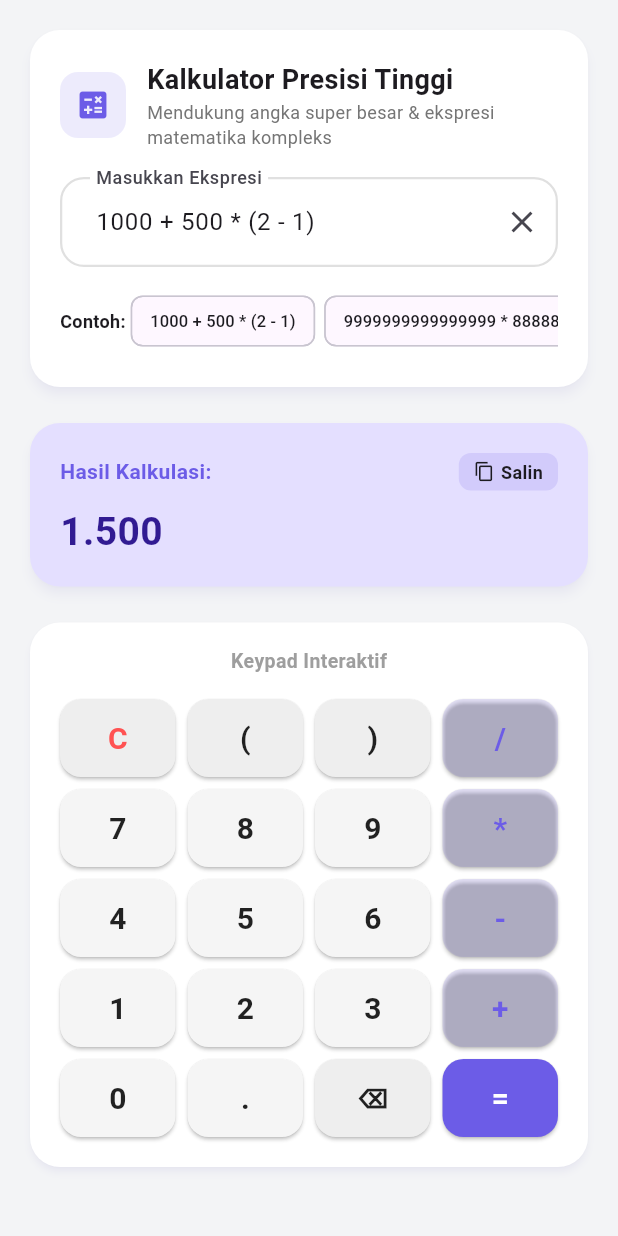
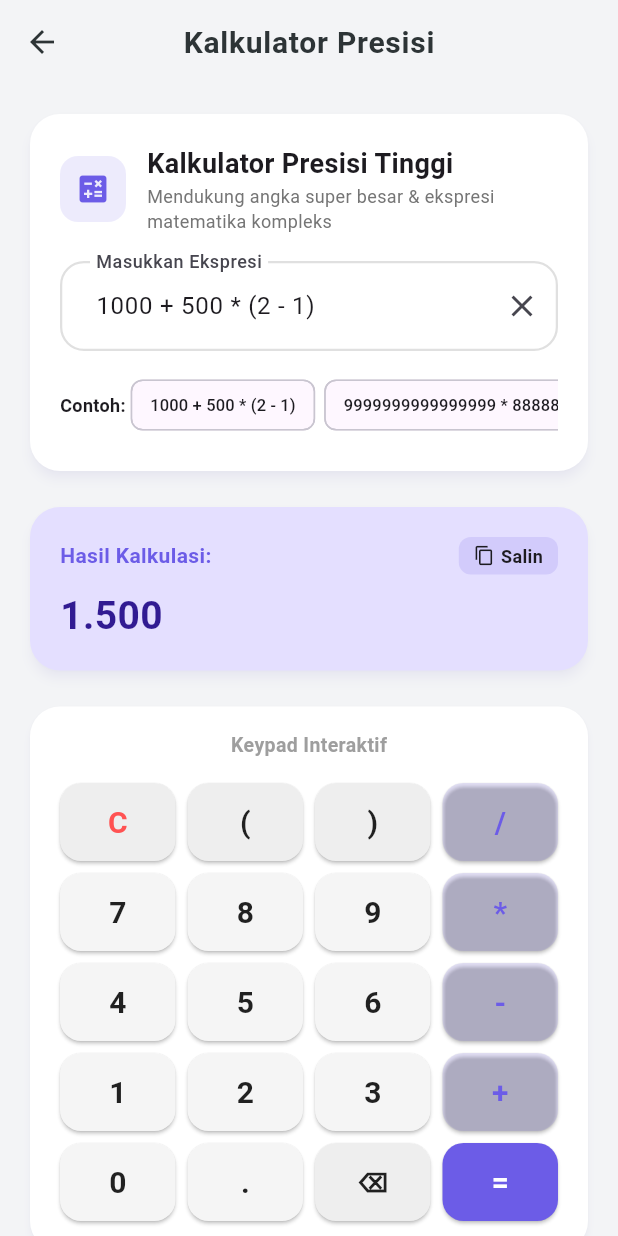
Before and after one commit to Ade-Nugraha48/aplikasi_kalkulator_kece, a Flutter app: the ViewKalkulator screen opened directly, after a tap on "1000 + 500 * (2 - 1)", on a phone screen of 412 x 824 dp. Run offline on Flutter 3.47's test engine with Material 3 defaults, Android fonts, the phone set to English and light mode, and no system bars; our stand-ins replace shared_preferences, supabase_flutter; accounts and stored records are empty.

Commit message:
benerin ui/ux tugas 1

```diff
--- a/lib/features/calculator/services/calculator_service.dart
+++ b/lib/features/calculator/services/calculator_service.dart
@@ -16,7 +16,7 @@ class KalkulatorService {
     String trimmed = input.trim();
     if (trimmed.isEmpty) return;
 
-    RegExp tokenRegExp = RegExp(r'(\d+(?:[\.,]\d+)?(?:[eE][+-]?\d+)?|[\+\-\*/\(\)])');
+    RegExp tokenRegExp = RegExp(r'(\d+(?:[\.,]\d*)?(?:[eE][+-]?\d+)?|[\+\-\*/\(\)])');
     Iterable<RegExpMatch> matches = tokenRegExp.allMatches(trimmed);
 
     for (Match m in matches) {
@@ -37,7 +37,16 @@ class KalkulatorService {
           _tokens.add(item);
         }
       } else if (_isOperator(_tokens.last)) {
-        _tokens[_tokens.length - 1] = item;
+        if (item == '-' && (_tokens.last == '*' || _tokens.last == '/')) {
+          _tokens.add(item);
+        } else {
+          if (_tokens.length >= 2 && _isOperator(_tokens[_tokens.length - 2])) {
+            _tokens.removeLast();
+            _tokens[_tokens.length - 1] = item;
+          } else {
+            _tokens[_tokens.length - 1] = item;
+          }
+        }
       } else {
         _tokens.add(item);
       }
--- a/lib/features/calculator/views/calculator_view.dart
+++ b/lib/features/calculator/views/calculator_view.dart
@@ -100,8 +100,12 @@ class _ViewKalkulatorState extends State<ViewKalkulator> {
     final theme = Theme.of(context);
     final isDark = theme.brightness == Brightness.dark;
 
-    return SingleChildScrollView(
-      padding: const EdgeInsets.all(16.0),
+    return Scaffold(
+      appBar: AppBar(
+        title: const Text('Kalkulator Presisi'),
+      ),
+      body: SingleChildScrollView(
+        padding: const EdgeInsets.all(16.0),
       child: Center(
         child: ConstrainedBox(
           constraints: const BoxConstraints(maxWidth: 600),
@@ -303,6 +307,7 @@ class _ViewKalkulatorState extends State<ViewKalkulator> {
           ),
         ),
       ),
+    ),
     );
   }
 
--- a/lib/features/home/views/home_view.dart
+++ b/lib/features/home/views/home_view.dart
@@ -38,7 +38,7 @@ class HomeView extends StatelessWidget {
       {
         'title': 'Cek Bilangan Ganjil / Genap',
         'subtitle': 'Tugas 1 (Pemeriksaan Angka)',
-        'icon': Icons.numbers_outlined,
+        'icon': Icons.exposure_outlined,
         'page': const ViewGanjilGenap(),
       },
       {
--- /dev/null
+++ b/test_script.dart
@@ -0,0 +1 @@
+import 'lib/features/calculator/models/big_decimal.dart'; void main() { var a = BigDecimal.tryParse('124240190.124240191'); var b = BigDecimal.tryParse('-124240192'); print('a = \'); print('b = \'); print('a * b = \'); print('formatted = \'); }
```
Also changed, not shown: lib/features/odd_even/views/odd_even_view.dart (+8 -3 lines), lib/features/statistics/views/statistics_view.dart (+11 -18 lines).
